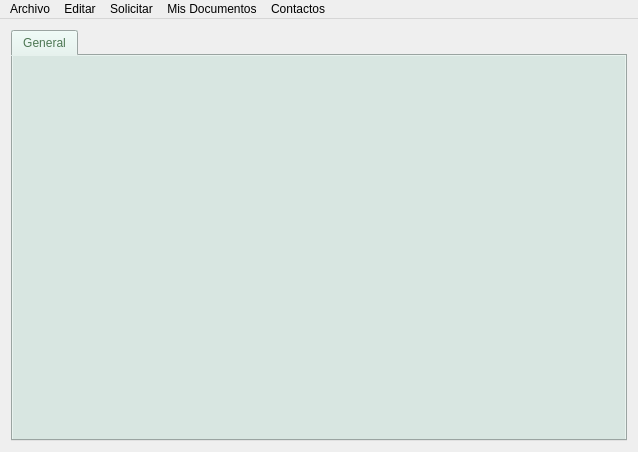
First picture: the form in client_fva/ui/ui_elements/fvaclient.ui, repository luisza/dfva_client, before the edit.
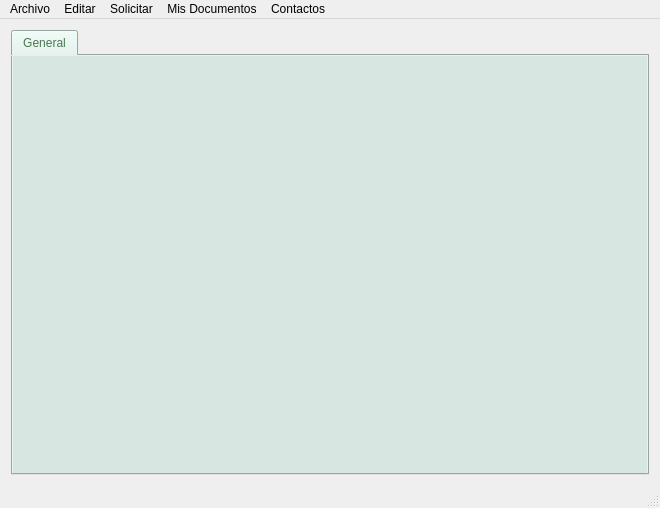
Second picture: the form after the edit. Icons and pictures are not drawn.

Patch:
```diff
--- a/client_fva/ui/ui_elements/fvaclient.ui
+++ b/client_fva/ui/ui_elements/fvaclient.ui
@@ -9,8 +9,8 @@
    <rect>
     <x>0</x>
     <y>0</y>
-    <width>638</width>
-    <height>452</height>
+    <width>660</width>
+    <height>508</height>
    </rect>
   </property>
   <property name="sizePolicy">
@@ -118,8 +118,8 @@
     <rect>
      <x>0</x>
      <y>0</y>
-     <width>638</width>
-     <height>22</height>
+     <width>660</width>
+     <height>24</height>
     </rect>
    </property>
    <property name="acceptDrops">
@@ -172,6 +172,20 @@
    <addaction name="menuFirma"/>
    <addaction name="menuContactos"/>
   </widget>
+  <widget class="QStatusBar" name="statusBar">
+   <property name="sizePolicy">
+    <sizepolicy hsizetype="Maximum" vsizetype="Preferred">
+     <horstretch>0</horstretch>
+     <verstretch>0</verstretch>
+    </sizepolicy>
+   </property>
+   <property name="minimumSize">
+    <size>
+     <width>660</width>
+     <height>0</height>
+    </size>
+   </property>
+  </widget>
   <action name="actionRequestSignature">
    <property name="icon">
     <iconset resource="resources.qrc">
```
